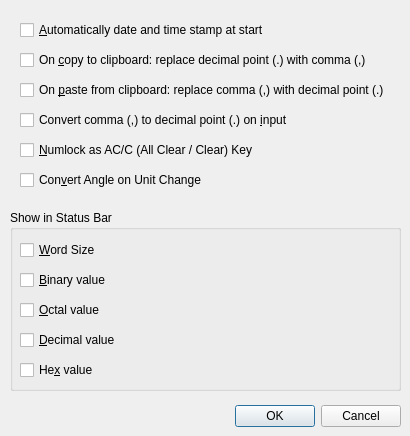
First picture: the form in vicalc/ui/options_dialog.ui, repository Kudaschov/ViCalc, before the edit.
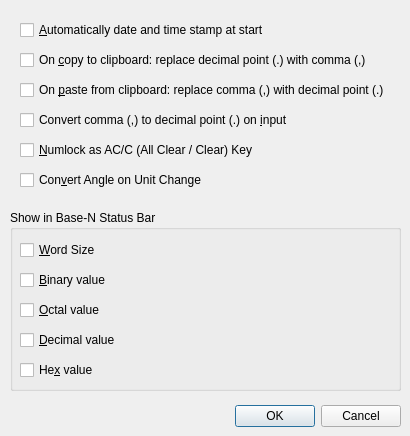
Second picture: the form after the edit.

Patch:
```diff
--- a/vicalc/ui/options_dialog.ui
+++ b/vicalc/ui/options_dialog.ui
@@ -129,7 +129,7 @@
     <locale language="English" country="Germany"/>
    </property>
    <property name="title">
-    <string>Show in Status Bar</string>
+    <string>Show in Base-N Status Bar</string>
    </property>
    <widget class="QCheckBox" name="showBinaryValueCheckBox">
     <property name="geometry">
```
